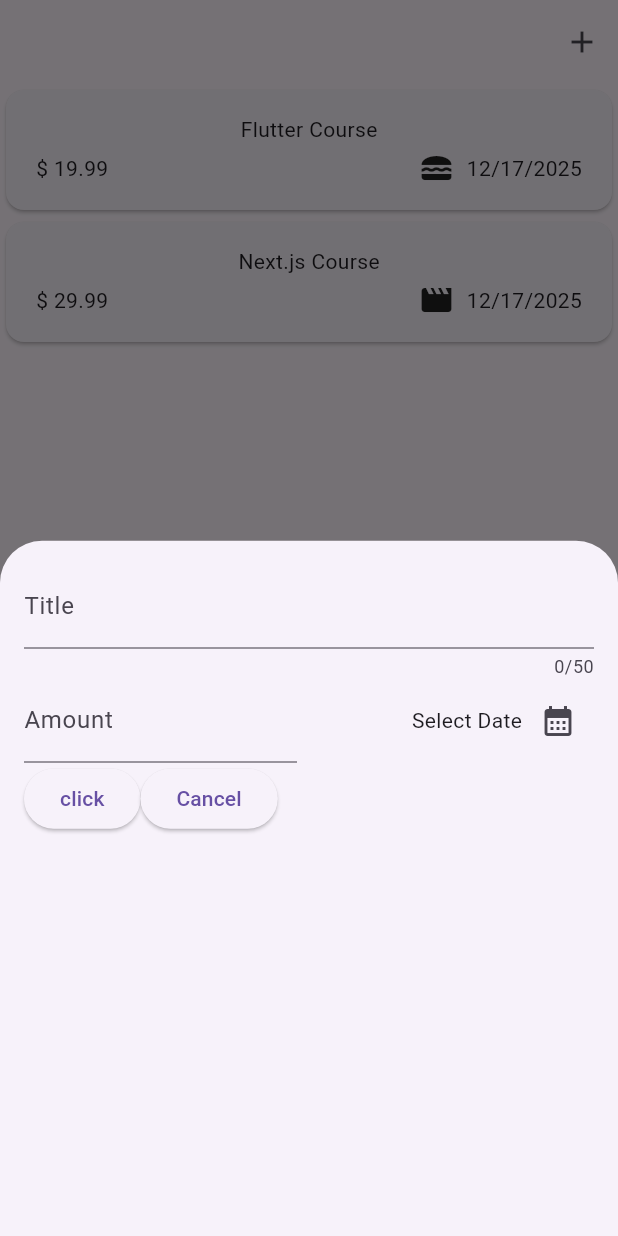
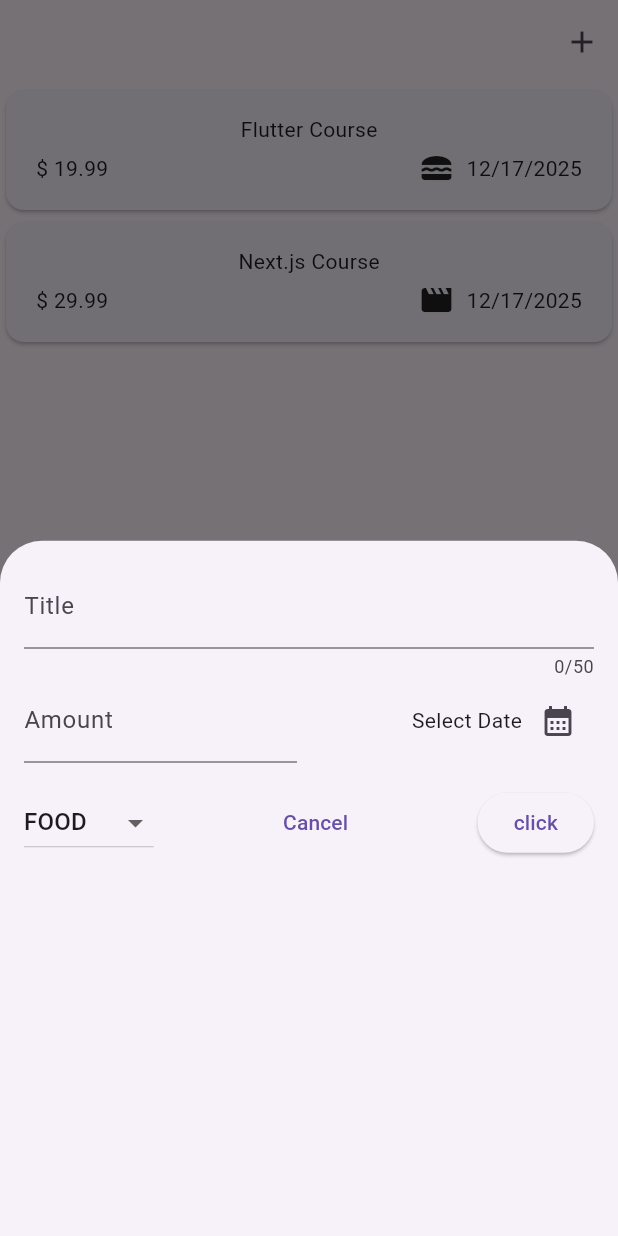
Before and after one commit to GulsahDuzgun/Flutter, a Flutter app: the screen it shows after launch, after a tap on the "add" icon, on a phone screen of 412 x 824 dp. Run offline on Flutter 3.47's test engine with Material 3 defaults, Android fonts, the phone set to English and light mode, and no system bars; our stand-ins replace google_fonts.

Commit message:
adding a dropdown button

```diff
--- a/expense_tracker/lib/widgets/new_expense.dart
+++ b/expense_tracker/lib/widgets/new_expense.dart
@@ -15,6 +15,7 @@ class _NewExpense extends State<NewExpense> {
   final _titleController = TextEditingController();
   final _amaountController = TextEditingController();
   DateTime? _dateOfExpense;
+  Category _selectedCategory = Category.food;
 
   @override
   dispose() {
@@ -82,18 +83,40 @@ class _NewExpense extends State<NewExpense> {
               ),
             ],
           ),
+          const SizedBox(height: 16),
           Row(
+            mainAxisAlignment: MainAxisAlignment.spaceBetween,
             children: [
+              DropdownButton(
+                value: _selectedCategory,
+                items: Category.values
+                    .map(
+                      (item) => DropdownMenuItem(
+                        value: item,
+                        child: Text(item.name.toUpperCase()),
+                      ),
+                    )
+                    .toList(),
+                onChanged: (value) {
+                  setState(() {
+                    if (value == null) {
+                      return;
+                    }
+                    _selectedCategory = value;
+                    print(_selectedCategory);
+                  });
+                },
+              ),
+              TextButton(
+                onPressed: () => Navigator.pop(context),
+                child: Text("Cancel"),
+              ),
               ElevatedButton(
                 onPressed: () {
                   print(_titleController.text);
                   print(_amaountController.text);
                 },
                 child: Text("click"),
-              ),
-              ElevatedButton(
-                onPressed: () => Navigator.pop(context),
-                child: Text("Cancel"),
               ),
             ],
           ),
```
